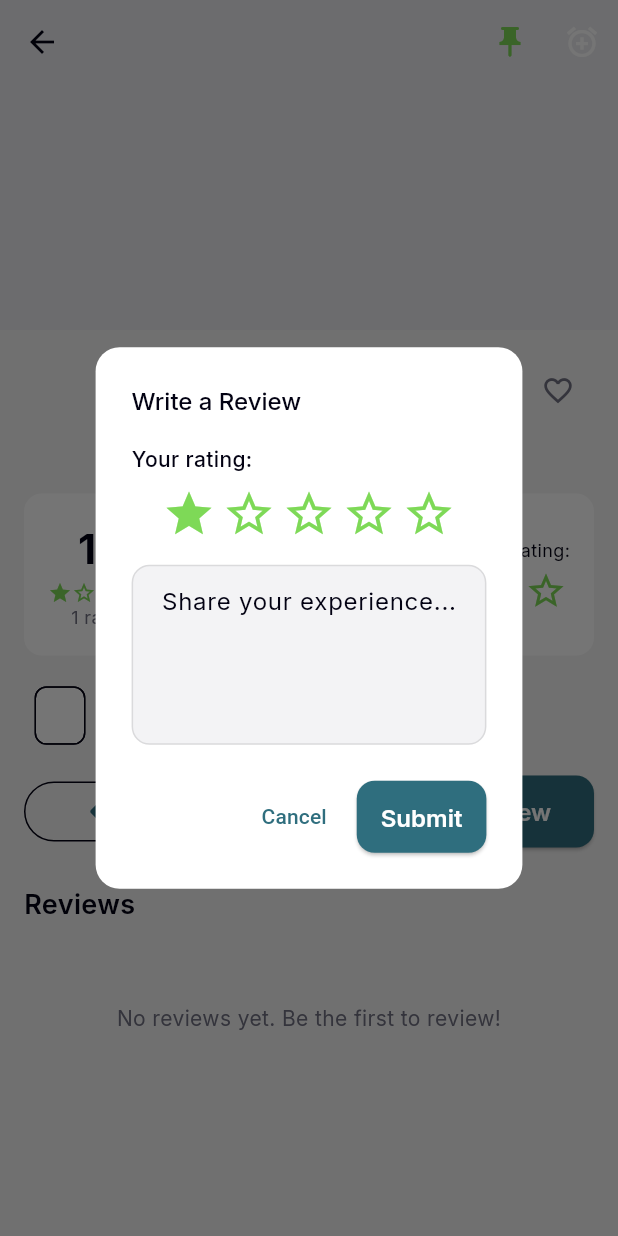
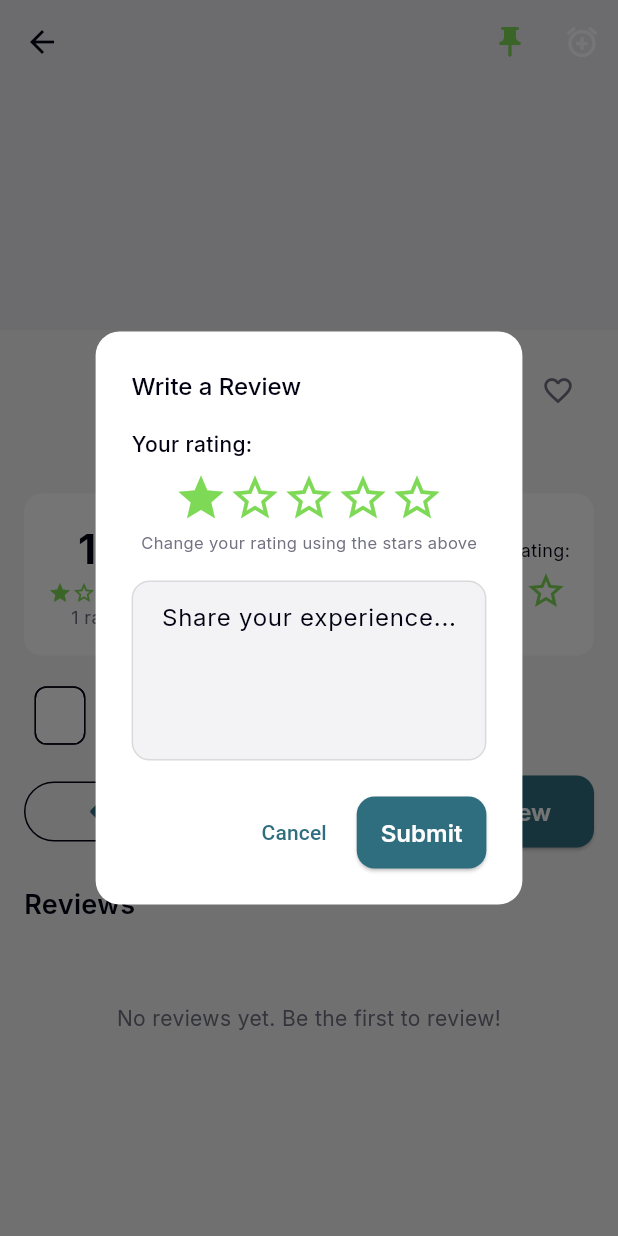
Before and after one commit to ibrahimmahdy684/LikeALocal-flutter-app, a Flutter app: the PlaceDetailScreen screen opened directly with empty values, after a tap on the "push pin" icon, after a tap on the "star border" icon, after a tap on "Write Review", on a phone screen of 412 x 824 dp. Run offline on Flutter 3.47's test engine with Material 3 defaults, Android fonts, the phone set to English and light mode, and no system bars; our stand-ins replace cached_network_image, cloud_firestore, firebase_auth, firebase_core, firebase_storage, flutter_map and 6 more; accounts and stored records are empty; network calls fail; project files that could hold a hidden picture were left out.

Commit message:
fix: lock review rating to star rating, fix inbox loading
- Review dialog shows read-only stars when a star rating already exists,
  preventing rating drift between the two
- Inbox query no longer requires a composite Firestore index (removed
  orderBy, sorts client-side instead)
- Inbox also finds legacy chats that lack the participants field
- Conversations sorted by most recent message

Co-Authored-By: Claude Sonnet 4.6 <noreply@anthropic.com>

```diff
--- a/lib/widgets/review_form_dialog.dart
+++ b/lib/widgets/review_form_dialog.dart
@@ -22,13 +22,15 @@ class ReviewFormDialog extends StatefulWidget {
 
 class _ReviewFormDialogState extends State<ReviewFormDialog> {
   late TextEditingController _textController;
-  double _rating = 0;
+  late double _rating;
+  late bool _ratingLocked;
 
   @override
   void initState() {
     super.initState();
     _textController = TextEditingController(text: widget.existingReview?.text ?? '');
     _rating = widget.existingReview?.rating ?? widget.initialRating ?? 0;
+    _ratingLocked = widget.initialRating != null && widget.initialRating! > 0;
   }
 
   @override
@@ -49,15 +51,30 @@ class _ReviewFormDialogState extends State<ReviewFormDialog> {
           mainAxisSize: MainAxisSize.min,
           crossAxisAlignment: CrossAxisAlignment.start,
           children: [
-            const Text('Your rating:', style: TextStyle(fontWeight: FontWeight.w500)),
+            Text(
+              _ratingLocked ? 'Your rating:' : 'Select your rating:',
+              style: const TextStyle(fontWeight: FontWeight.w500),
+            ),
             const SizedBox(height: 8),
             Center(
-              child: RatingBar(
-                initialRating: _rating,
-                onRatingUpdate: (val) => _rating = val,
-                size: 36,
+              child: _ratingLocked
+                  ? RatingWidget(rating: _rating, size: 36)
+                  : RatingBar(
+                      initialRating: _rating,
+                      onRatingUpdate: (val) => _rating = val,
+                      size: 36,
+                    ),
+            ),
+            if (_ratingLocked)
+              Padding(
+                padding: const EdgeInsets.only(top: 4),
+                child: Center(
+                  child: Text(
+                    'Change your rating using the stars above',
+                    style: TextStyle(fontSize: 11, color: AppColors.muted),
+                  ),
+                ),
               ),
-            ),
             const SizedBox(height: 16),
             TextField(
               controller: _textController,
```
Also changed, not shown: lib/screens/guide_inbox_screen.dart (+43 -13 lines).
